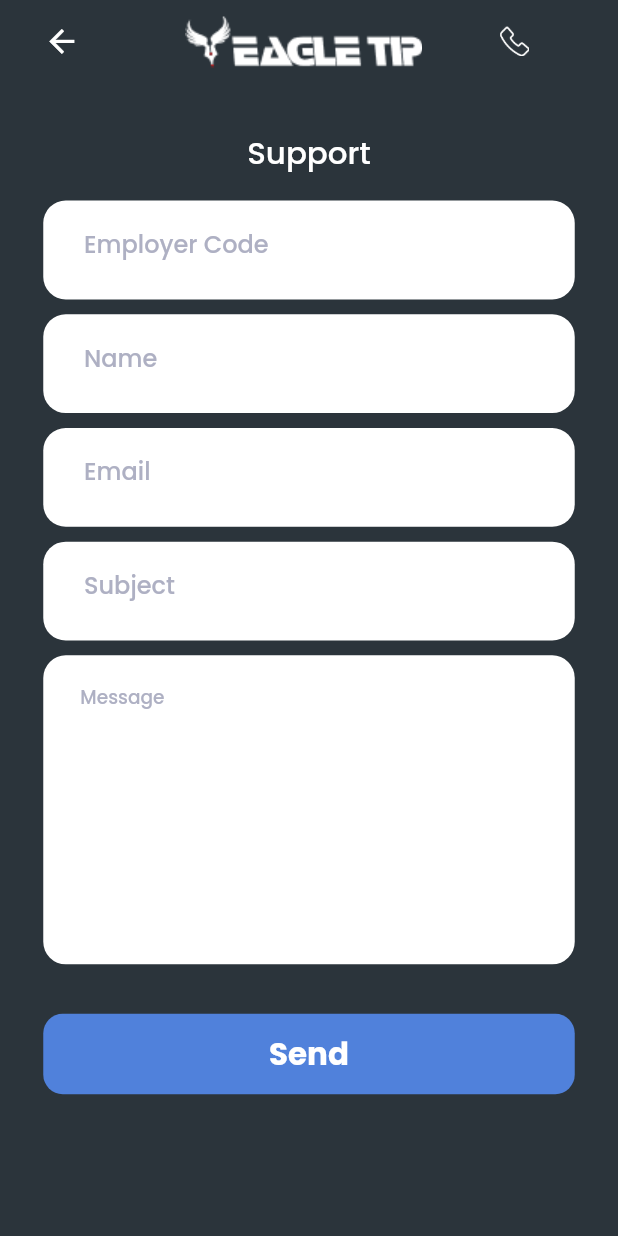
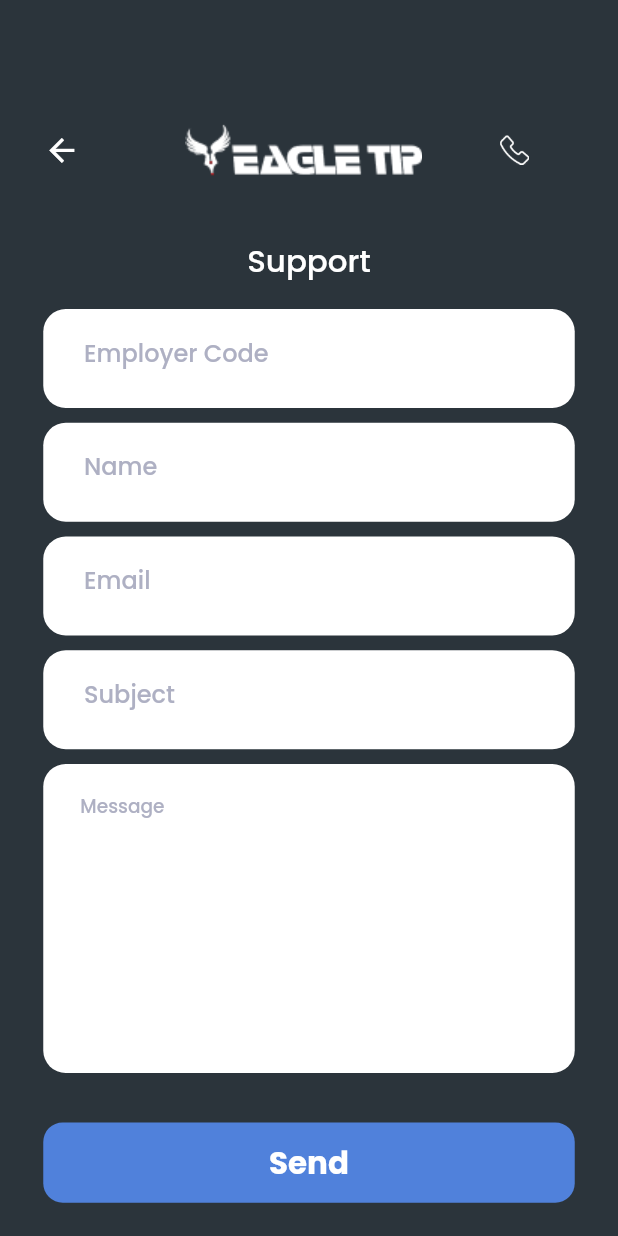
Before and after one commit to BlueSpaceTech/eagle_tip, a Flutter app: the screen it shows after launch, after a tap on "Support", on a phone screen of 412 x 824 dp. Run offline on Flutter 3.47's test engine with Material 2 defaults, Android fonts, the phone set to English and light mode, and no system bars; our stand-ins replace cloud_firestore, firebase_auth, firebase_core, flutter_svg, flutter_switch, otp_text_field and 1 more; missing offline and left inert: flutter_circular_slider; accounts and stored records are empty; network calls fail.

Commit message:
responsive

```diff
--- a/lib/UI/views/post_auth_screens/Support/support.dart
+++ b/lib/UI/views/post_auth_screens/Support/support.dart
@@ -53,7 +53,7 @@ class Mobile extends StatelessWidget {
         color: backGround_color,
         child: Padding(
           padding: EdgeInsets.only(
-              top: 10.0, left: width * 0.07, right: width * 0.07),
+              top: height * 0.1, left: width * 0.07, right: width * 0.07),
           child: Column(
             children: [
               TopRow(width: width),
--- a/lib/UI/views/pre_auth_screens/phone_verification.dart
+++ b/lib/UI/views/pre_auth_screens/phone_verification.dart
@@ -106,7 +106,7 @@ class _VerificationScreenState extends State<VerificationScreen> {
                           length: 4,
                           width: Responsive.isDesktop(context)
                               ? width * 0.3
-                              : width * 0.5,
+                              : width * 0.6,
                           fieldWidth: 50,
                           style: TextStyle(fontSize: 17),
                           textFieldAlignment: MainAxisAlignment.spaceAround,
--- a/lib/main.dart
+++ b/lib/main.dart
@@ -79,7 +79,7 @@ class MyApp extends StatelessWidget {
           primarySwatch: Colors.blue,
           backgroundColor: Color(0xff2B343B),
         ),
-        initialRoute: AppRoutes.loginscreen,
+        initialRoute: AppRoutes.splashscreen,
         routes: {
           AppRoutes.support: (context) => SupportScreen(),
           AppRoutes.faq: (context) => FAQScreen(),
```
